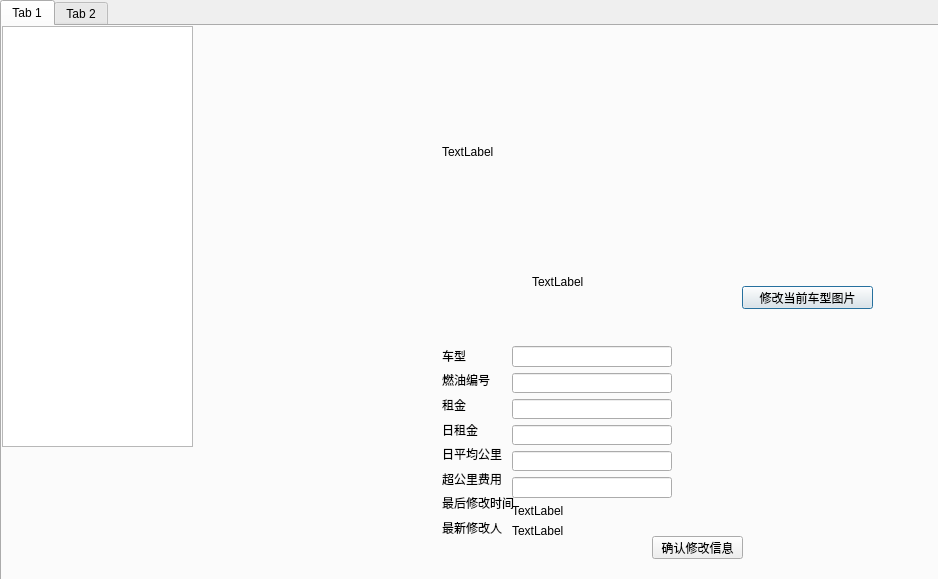
Qt form admin.ui (TommyLee96/car-rent) before a commit.
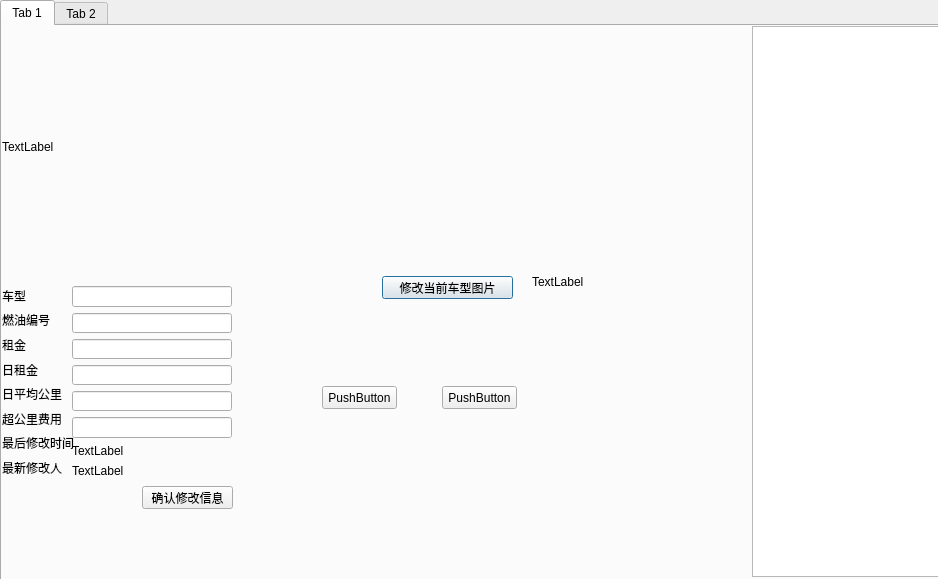
The same form after that commit. The open tabs and pages were chosen to show the change.

What changed in the file:
```diff
--- a/admin.ui
+++ b/admin.ui
@@ -32,10 +32,10 @@
     <widget class="QTableView" name="tableView_2">
      <property name="geometry">
       <rect>
-       <x>0</x>
+       <x>750</x>
        <y>0</y>
        <width>191</width>
-       <height>421</height>
+       <height>551</height>
       </rect>
      </property>
     </widget>
@@ -55,8 +55,8 @@
     <widget class="QWidget" name="verticalLayoutWidget">
      <property name="geometry">
       <rect>
-       <x>440</x>
-       <y>320</y>
+       <x>0</x>
+       <y>260</y>
        <width>74</width>
        <height>191</height>
       </rect>
@@ -123,8 +123,8 @@
     <widget class="QWidget" name="gridLayoutWidget">
      <property name="geometry">
       <rect>
-       <x>510</x>
-       <y>320</y>
+       <x>70</x>
+       <y>260</y>
        <width>160</width>
        <height>191</height>
       </rect>
@@ -167,10 +167,10 @@
     <widget class="QLabel" name="label_2">
      <property name="geometry">
       <rect>
-       <x>440</x>
-       <y>10</y>
-       <width>421</width>
-       <height>231</height>
+       <x>0</x>
+       <y>0</y>
+       <width>441</width>
+       <height>241</height>
       </rect>
      </property>
      <property name="text">
@@ -180,8 +180,8 @@
     <widget class="QPushButton" name="pushButton">
      <property name="geometry">
       <rect>
-       <x>740</x>
-       <y>260</y>
+       <x>380</x>
+       <y>250</y>
        <width>131</width>
        <height>23</height>
       </rect>
@@ -193,8 +193,8 @@
     <widget class="QPushButton" name="pushButton_2">
      <property name="geometry">
       <rect>
-       <x>650</x>
-       <y>510</y>
+       <x>140</x>
+       <y>460</y>
        <width>91</width>
        <height>23</height>
       </rect>
@@ -203,6 +203,32 @@
       <string>确认修改信息</string>
      </property>
     </widget>
+    <widget class="QPushButton" name="pushButton_3">
+     <property name="geometry">
+      <rect>
+       <x>320</x>
+       <y>360</y>
+       <width>75</width>
+       <height>23</height>
+      </rect>
+     </property>
+     <property name="text">
+      <string>PushButton</string>
+     </property>
+    </widget>
+    <widget class="QPushButton" name="pushButton_4">
+     <property name="geometry">
+      <rect>
+       <x>440</x>
+       <y>360</y>
+       <width>75</width>
+       <height>23</height>
+      </rect>
+     </property>
+     <property name="text">
+      <string>PushButton</string>
+     </property>
+    </widget>
    </widget>
    <widget class="QWidget" name="tab_2">
     <attribute name="title">
```
Left out of the diff: 2 changed lines with no effect on the pictures.
